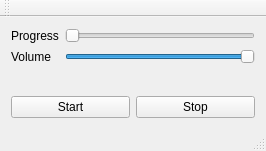
Before: the Qt Designer form mainwindow.ui in nikkaramessinis/QtMediaPlayer, drawn with Qt 5.
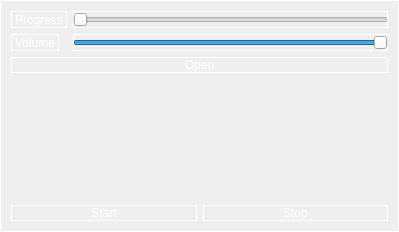
After: the same form once the commit is applied.

Diff of the .ui file:
```diff
--- a/mainwindow.ui
+++ b/mainwindow.ui
@@ -6,41 +6,47 @@
    <rect>
     <x>0</x>
     <y>0</y>
-    <width>266</width>
-    <height>151</height>
+    <width>399</width>
+    <height>232</height>
    </rect>
   </property>
   <property name="windowTitle">
    <string>MainWindow</string>
   </property>
+  <property name="styleSheet">
+   <string notr="true">background: qradialgradient(cx: 0.3, cy: -0.4, fx: 0.3,
+ fy: -0.4, radius: 1.35, stop: 0 #fff, stop: 1 #888);
+ color: rgb(255, 255, 255);
+ border: 1px solid #ffffff;</string>
+  </property>
   <widget class="QWidget" name="centralWidget">
    <layout class="QVBoxLayout" name="verticalLayout_2">
     <item>
      <layout class="QVBoxLayout" name="verticalLayout">
       <item>
        <layout class="QFormLayout" name="formLayout">
-        <item row="0" column="0">
+        <item row="1" column="0">
          <widget class="QLabel" name="label">
           <property name="text">
            <string>Progress</string>
           </property>
          </widget>
         </item>
-        <item row="0" column="1">
+        <item row="1" column="1">
          <widget class="QSlider" name="SliderProgress">
           <property name="orientation">
            <enum>Qt::Horizontal</enum>
           </property>
          </widget>
         </item>
-        <item row="1" column="0">
+        <item row="2" column="0">
          <widget class="QLabel" name="label_2">
           <property name="text">
            <string>Volume</string>
           </property>
          </widget>
         </item>
-        <item row="1" column="1">
+        <item row="2" column="1">
          <widget class="QSlider" name="SliderVolume">
           <property name="value">
            <number>99</number>
@@ -50,6 +56,13 @@
           </property>
          </widget>
         </item>
+        <item row="3" column="0" colspan="2">
+         <widget class="QPushButton" name="pushButton_3">
+          <property name="text">
+           <string>Open</string>
+          </property>
+         </widget>
+        </item>
        </layout>
       </item>
       <item>
@@ -74,15 +87,6 @@
     </item>
    </layout>
   </widget>
-  <widget class="QToolBar" name="mainToolBar">
-   <attribute name="toolBarArea">
-    <enum>TopToolBarArea</enum>
-   </attribute>
-   <attribute name="toolBarBreak">
-    <bool>false</bool>
-   </attribute>
-  </widget>
-  <widget class="QStatusBar" name="statusBar"/>
  </widget>
  <layoutdefault spacing="6" margin="11"/>
  <resources/>
```
